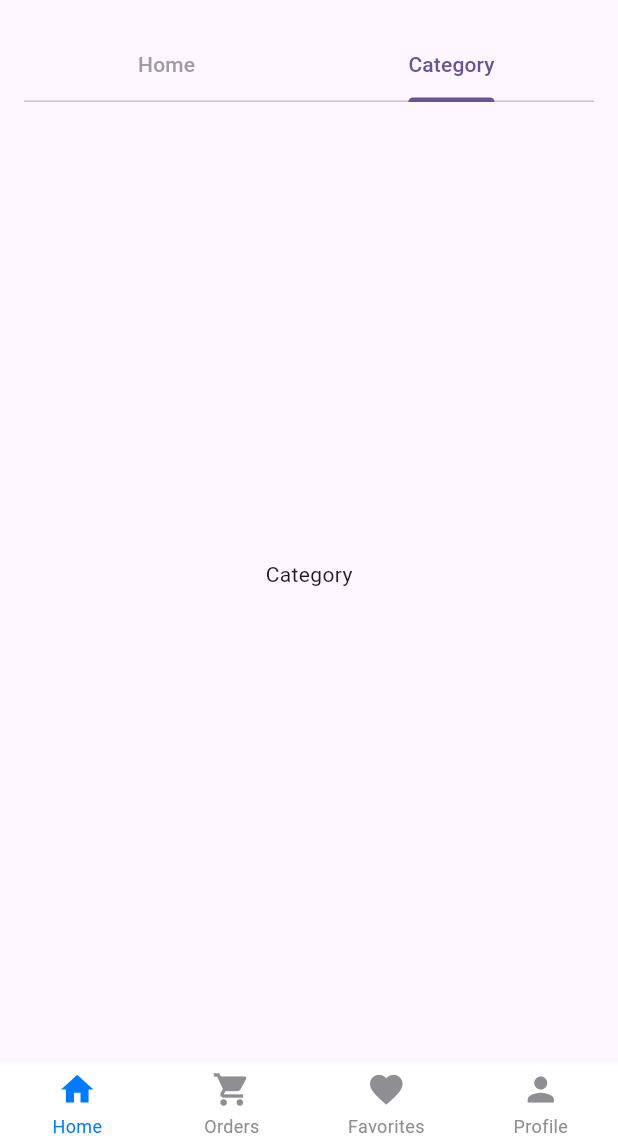
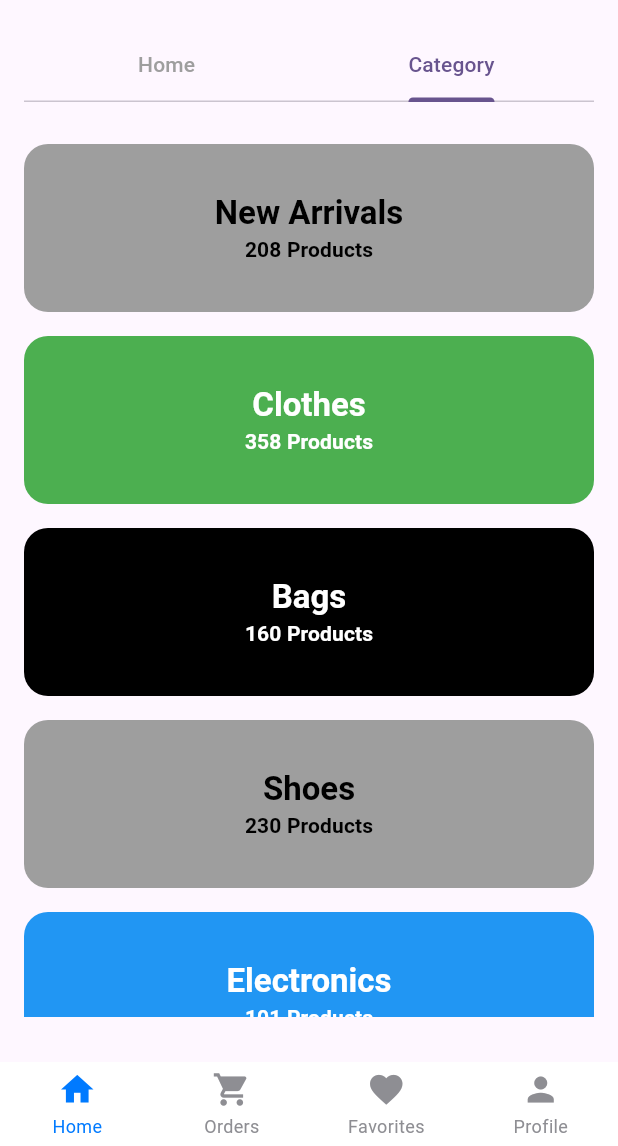
Before and after one commit to youssef3060/e_commerce_app, a Flutter app: the screen it shows after launch, tab 2 chosen, on a phone screen of 412 x 824 dp, the part 90-1236 px from its top. Run offline on Flutter 3.47's test engine with Material 3 defaults, Android fonts, the phone set to English and light mode, and no system bars; drawn by our look-alikes of persistent_bottom_nav_bar_v2; our stand-ins replace cached_network_image, flutter_carousel_widget; network calls fail.

Commit message:
added data of categoty tapview

```diff
--- /dev/null
+++ b/lib/models/category_model.dart
@@ -0,0 +1,56 @@
+import 'package:e_commerce_app/utils/app_colors.dart';
+import 'package:flutter/material.dart';
+
+class CategoryModel {
+  final String id;
+  final String name;
+  final int productsCount;
+  final Color bgColor;
+  final Color textColor;
+
+  CategoryModel({
+    required this.id,
+    required this.name,
+    required this.productsCount,
+    this.bgColor = AppColors.primary,
+    this.textColor = AppColors.white,
+  });
+}
+
+List<CategoryModel> dummyCategory = [
+  CategoryModel(
+    id: '1',
+    name: 'New Arrivals',
+    productsCount: 208,
+    bgColor: AppColors.grey,
+    textColor: AppColors.black,
+  ),
+  CategoryModel(
+    id: '2',
+    name: 'Clothes',
+    productsCount: 358,
+    bgColor: AppColors.green,
+    textColor: AppColors.white,
+  ),
+  CategoryModel(
+    id: '3',
+    name: 'Bags',
+    productsCount: 160,
+    bgColor: AppColors.black,
+    textColor: AppColors.white,
+  ),
+  CategoryModel(
+    id: '4',
+    name: 'Shoes',
+    productsCount: 230,
+    bgColor: AppColors.grey,
+    textColor: AppColors.black,
+  ),
+  CategoryModel(
+    id: '5',
+    name: 'Electronics',
+    productsCount: 101,
+    bgColor: AppColors.blue,
+    textColor: AppColors.white,
+  ),
+];
--- a/lib/utils/app_colors.dart
+++ b/lib/utils/app_colors.dart
@@ -2,4 +2,9 @@ import 'package:flutter/material.dart';
 
 class AppColors {
   static const Color grey = Colors.grey;
+  static const Color primary = Colors.deepPurple;
+  static const Color white = Colors.white;
+  static const Color black = Colors.black;
+  static const Color green = Colors.green;
+  static const Color blue = Colors.blue;
 }
--- a/lib/view/widgets/category_tap_view.dart
+++ b/lib/view/widgets/category_tap_view.dart
@@ -1,3 +1,4 @@
+import 'package:e_commerce_app/models/category_model.dart';
 import 'package:flutter/material.dart';
 
 class CategoryTapView extends StatelessWidget {
@@ -5,6 +6,47 @@ class CategoryTapView extends StatelessWidget {
 
   @override
   Widget build(BuildContext context) {
-    return const Center(child: Text('Category'));
+    return ListView.builder(
+      itemCount: dummyCategory.length,
+      itemBuilder: (BuildContext context, int index) {
+        final category = dummyCategory[index];
+        return InkWell(
+          onDoubleTap: () {},
+          child: Padding(
+            padding: const EdgeInsets.symmetric(vertical: 8),
+            child: DecoratedBox(
+              decoration: BoxDecoration(
+                borderRadius: BorderRadius.circular(16.0),
+                color: category.bgColor,
+              ),
+              child: Padding(
+                padding: const EdgeInsets.symmetric(
+                  vertical: 32,
+                  horizontal: 16,
+                ),
+                child: Column(
+                  children: [
+                    Text(
+                      category.name,
+                      style: Theme.of(context).textTheme.titleLarge!.copyWith(
+                        color: category.textColor,
+                        fontWeight: FontWeight.w600,
+                      ),
+                    ),
+                    Text(
+                      '${category.productsCount} Products',
+                      style: Theme.of(context).textTheme.labelLarge!.copyWith(
+                        color: category.textColor,
+                        fontWeight: FontWeight.w600,
+                      ),
+                    ),
+                  ],
+                ),
+              ),
+            ),
+          ),
+        );
+      },
+    );
   }
 }
```
